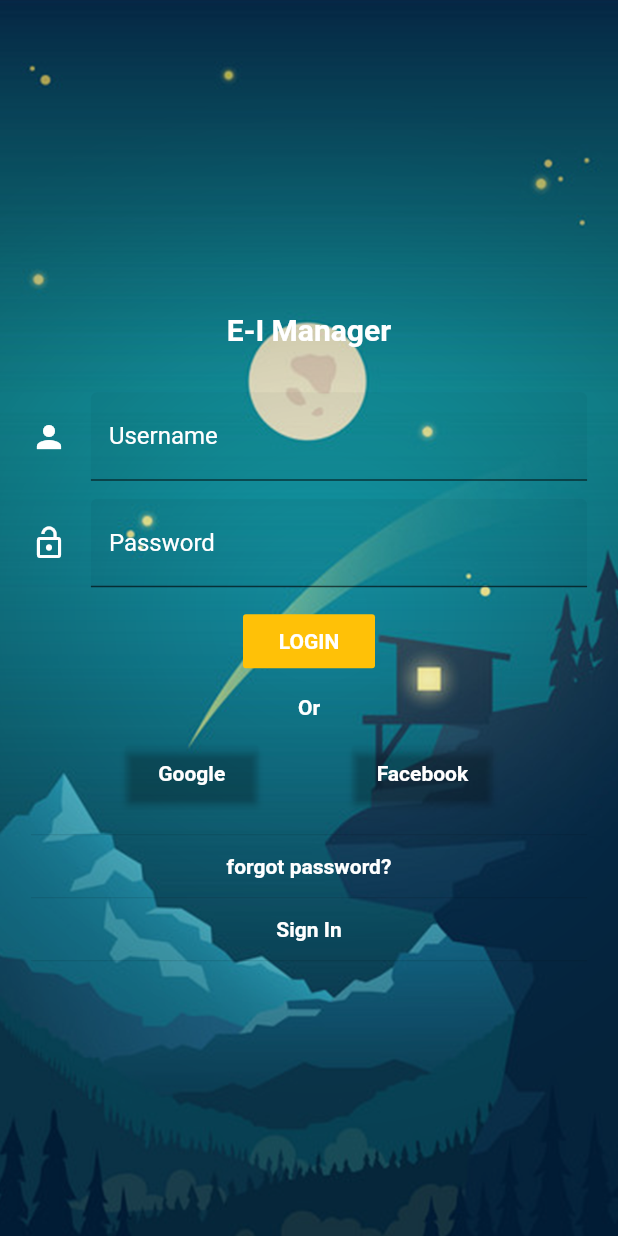
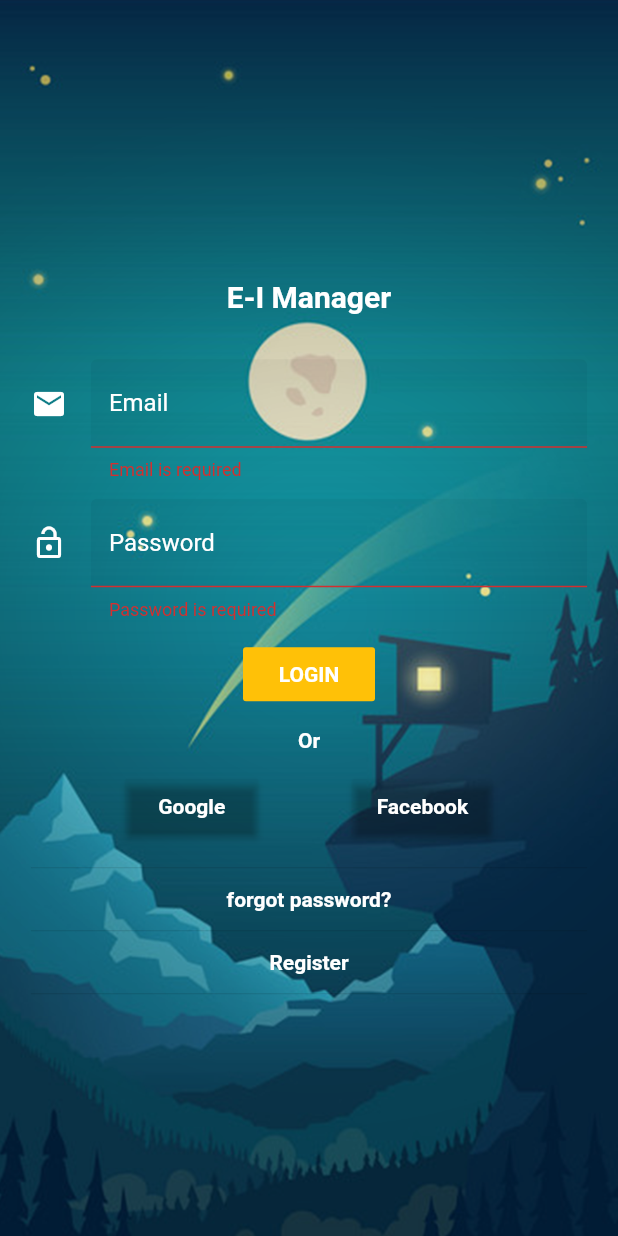
Before and after one commit to Lontsi-Jordan/E-I-Manager, a Flutter app: the screen it shows after launch, after a tap on "LOGIN", on a phone screen of 412 x 824 dp. Run offline on Flutter 3.47's test engine with Material 2 defaults, Android fonts, the phone set to English and light mode, and no system bars.

Commit message:
create login_screen and register_screen

```diff
--- a/lib/screens/login_screen.dart
+++ b/lib/screens/login_screen.dart
@@ -1,3 +1,4 @@
+import 'package:budget_manager/screens/register_screen.dart';
 import 'package:flutter/material.dart';
 
 class LoginPage extends StatefulWidget {
@@ -7,6 +8,8 @@ class LoginPage extends StatefulWidget {
 
 class _LoginPageState extends State<LoginPage> {
   final GlobalKey<FormState> _formKey = new GlobalKey<FormState>();
+  String _email;
+  String _password;
   @override
   Widget build(BuildContext context) {
     return Scaffold(
@@ -43,13 +46,24 @@ class _LoginPageState extends State<LoginPage> {
                       SizedBox(height: 30.0,),
                       TextFormField(
                         decoration: InputDecoration(
-                          labelText: 'Username',
-                          hintText: 'Username',
+                          labelText: 'Email',
+                          hintText: 'Email',
                           hintStyle: TextStyle(color:Colors.white),
                           labelStyle: TextStyle(color:Colors.white),
-                          icon: Icon(Icons.person,color: Colors.white,),
+                          icon: Icon(Icons.email,color: Colors.white,),
                           filled: true
                         ),
+                        onSaved: (value){
+                          setState(() {
+                            _email = value;
+                          });
+                        },
+                        validator: (value){
+                          if(value.isEmpty){
+                            return "Email is required";
+                          }
+                          return null;
+                        },
                       ),
                       SizedBox(height: 12.0,),
                       TextFormField(
@@ -62,13 +76,29 @@ class _LoginPageState extends State<LoginPage> {
                           icon: Icon(Icons.lock_open,color: Colors.white,),
                         ),
                         obscureText: true,
+                        onSaved: (value){
+                          setState(() {
+                            _password = value;
+                          });
+                        },
+                        validator: (value){
+                          if(value.isEmpty){
+                            return "Password is required";
+                          }
+                          return null;
+                        },
                       ),
                       SizedBox(height: 12.0,),
                       FlatButton(
                         child: Text('LOGIN',style: TextStyle(color: Colors.white,fontWeight: FontWeight.bold)),
                         color: Colors.amber,
                         onPressed: (){
+                          if(_formKey.currentState.validate()){
+                            _formKey.currentState.save();
 
+                          }else{
+
+                          }
                         },
                       ),
                       SizedBox(height: 12.0,),
@@ -103,10 +133,17 @@ class _LoginPageState extends State<LoginPage> {
                         child: Text('forgot password?',style: TextStyle(color: Colors.white,fontWeight: FontWeight.bold),),
                       ),
                       Divider(height: 10.0,),
-                      Container(
-                        alignment: Alignment.center,
-                        padding: EdgeInsets.symmetric(vertical: 8.0),
-                        child: Text('Sign In',style: TextStyle(color: Colors.white,fontWeight: FontWeight.bold),),
+                      InkWell(
+                        onTap: (){
+                          Navigator.push(context,MaterialPageRoute(
+                              builder: (BuildContext context) => RegisterScreen()
+                          ));
+                        },
+                        child: Container(
+                          alignment: Alignment.center,
+                          padding: EdgeInsets.symmetric(vertical: 8.0),
+                          child: Text('Register',style: TextStyle(color: Colors.white,fontWeight: FontWeight.bold),),
+                        ),
                       ),
                       Divider(height: 10.0,),
                     ],
--- a/pubspec.yaml
+++ b/pubspec.yaml
@@ -24,6 +24,8 @@ dependencies:
   # Use with the CupertinoIcons class for iOS style icons.
   cupertino_icons: ^0.1.2
   google_fonts: ^0.3.2
+  http: any
+  dio: ^3.0.8
 
 dev_dependencies:
   flutter_test:
```
Also changed, not shown: lib/screens/register_screen.dart (added, +210 -0 lines), pubspec.lock, 4 other files.
